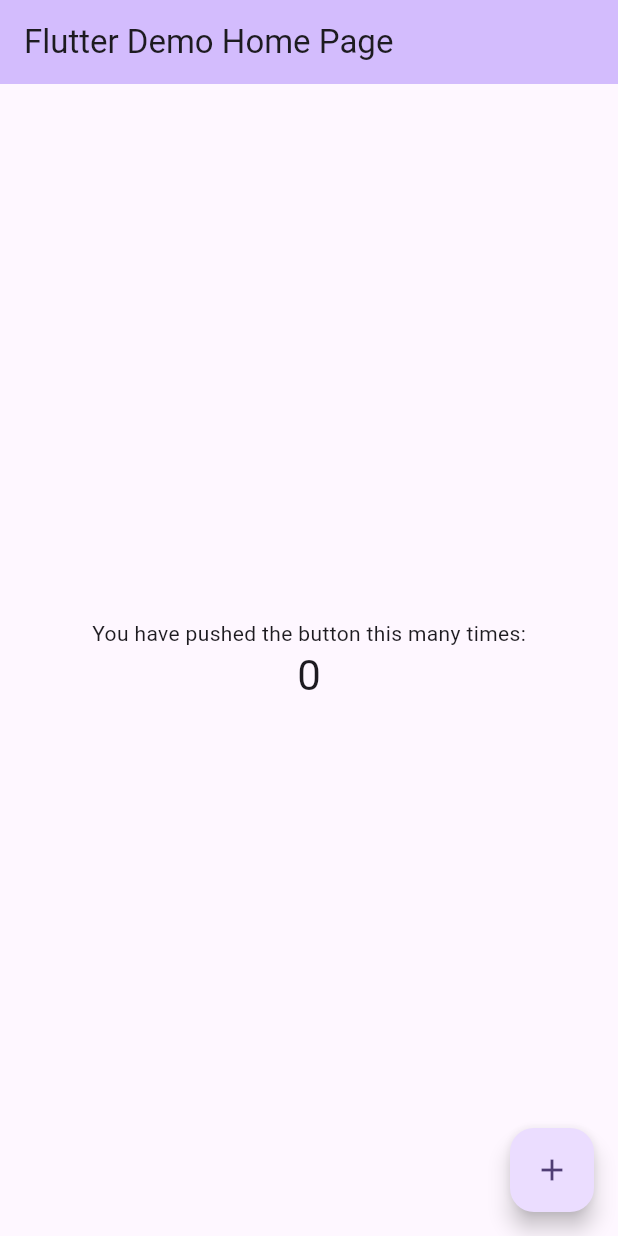
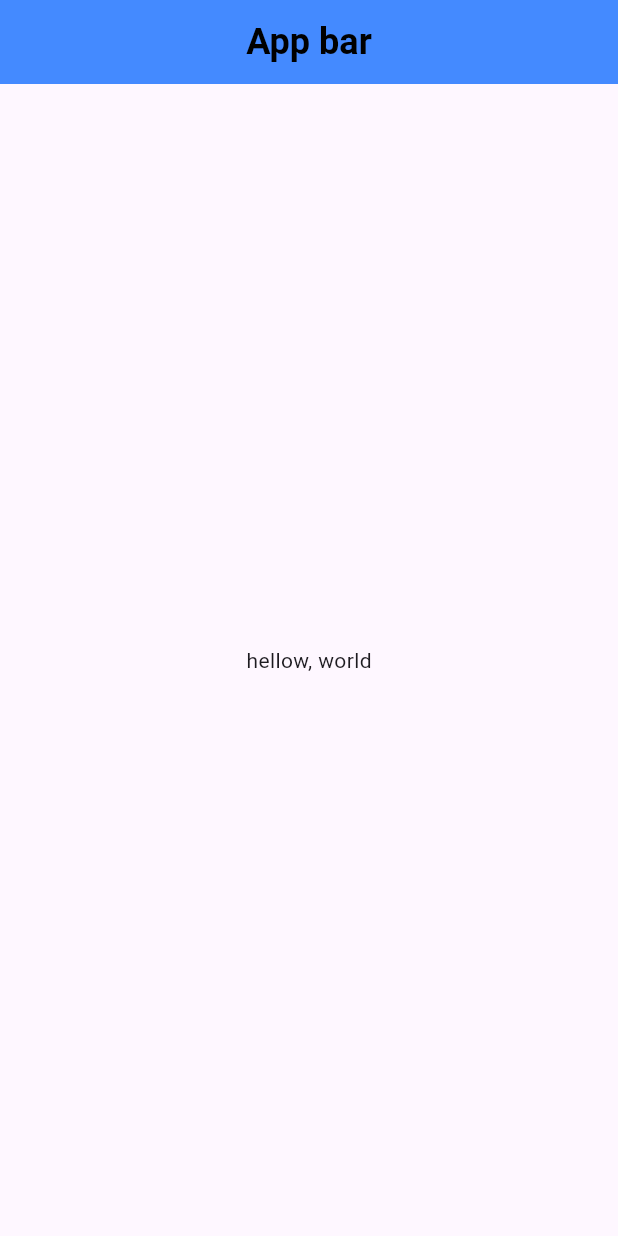
Before and after one commit to Nixieljl/lochingflutter, a Flutter app: the screen it shows after launch, on a phone screen of 412 x 824 dp. Run offline on Flutter 3.47's test engine with Material 3 defaults, Android fonts, the phone set to English and light mode, and no system bars.

Commit message:
second commit

```diff
--- a/lib/main.dart
+++ b/lib/main.dart
@@ -1,4 +1,5 @@
 import 'package:flutter/material.dart';
+import 'package:loching_flutter_demo/pages/home.dart';
 
 void main() {
   runApp(const MyApp());
@@ -11,27 +12,8 @@
   @override
   Widget build(BuildContext context) {
     return MaterialApp(
-      title: 'Flutter Demo',
-      theme: ThemeData(
-        // This is the theme of your application.
-        //
-        // TRY THIS: Try running your application with "flutter run". You'll see
-        // the application has a purple toolbar. Then, without quitting the app,
-        // try changing the seedColor in the colorScheme below to Colors.green
-        // and then invoke "hot reload" (save your changes or press the "hot
-        // reload" button in a Flutter-supported IDE, or press "r" if you used
-        // the command line to start the app).
-        //
-        // Notice that the counter didn't reset back to zero; the application
-        // state is not lost during the reload. To reset the state, use hot
-        // restart instead.
-        //
-        // This works for code too, not just values: Most code changes can be
-        // tested with just a hot reload.
-        colorScheme: ColorScheme.fromSeed(seedColor: Colors.deepPurple),
-        useMaterial3: true,
-      ),
-      home: const MyHomePage(title: 'Flutter Demo Home Page'),
+      debugShowCheckedModeBanner :false,
+      home: const HomePage(),
     );
   }
 }
--- /dev/null
+++ b/lib/pages/home.dart
@@ -0,0 +1,49 @@
+import 'package:flutter/material.dart';
+
+
+final TextStyle textStyle = TextStyle(fontSize: 20);
+
+class HomePage extends StatelessWidget {
+  const HomePage({super.key});
+
+  @override
+  Widget build(BuildContext context) {
+    return Scaffold(
+      appBar: appBar(),
+      body: Center(
+        child: Text("hellow, world"),
+      ),
+    );
+ }
+
+  AppBar appBar() {
+    return AppBar(
+      title: Text(
+        "App bar",
+        style: TextStyle(
+          color: Colors.black,
+          fontSize: 24,
+          fontWeight: FontWeight.bold,
+        ),
+      ),
+      backgroundColor: Colors.blueAccent,
+      centerTitle: true,
+    );
+  }
+
+
+
+
+
+
+
+
+
+
+
+
+
+
+
+
+}
```
